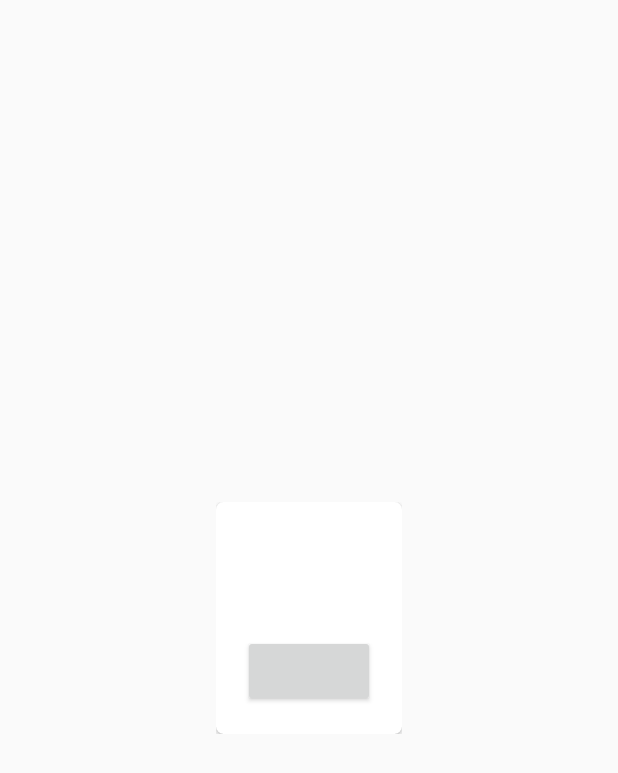
After one commit to Niemeijeren/MobSys-Project, an Android app: the layout popup.xml on its own in the app's theme, with its tools: preview values and no code run, on a phone screen of 412 x 824 dp. The commit adds this screen. Shown: the top 773 px of the screen. Run offline under Robolectric (Android 15) with nearby library versions, the phone set to English and light mode, and no system bars.

Commit message:
Added popup and points

```diff
--- a/app/build.gradle
+++ b/app/build.gradle
@@ -26,6 +26,7 @@ dependencies {
 
     implementation 'androidx.recyclerview:recyclerview:1.1.0'
     implementation 'com.google.android.gms:play-services-maps:17.0.0'
+    implementation 'androidx.cardview:cardview:1.0.0'
     def room_version = "2.2.5"
 
     implementation "androidx.room:room-runtime:$room_version"
@@ -48,4 +49,5 @@ dependencies {
     androidTestImplementation 'androidx.test.espresso:espresso-core:3.2.0'
     implementation 'com.google.android.gms:play-services-location:17.0.0'
     implementation 'com.google.code.gson:gson:2.8.6'
+    implementation 'androidx.cardview:cardview:1.0.0'
 }
--- a/app/src/main/java/com/example/routes/DatabaseHandler.java
+++ b/app/src/main/java/com/example/routes/DatabaseHandler.java
@@ -15,7 +15,7 @@ public abstract class DatabaseHandler extends RoomDatabase {
     public static DatabaseHandler getInstance(Context context) {
         if(instance == null) {
             instance = Room.databaseBuilder(context,
-                    DatabaseHandler.class, "database-name")
+                    DatabaseHandler.class, "Routes database")
                     .allowMainThreadQueries()
                     .fallbackToDestructiveMigration()
                     .build();
--- /dev/null
+++ b/app/src/main/res/layout/popup.xml
@@ -0,0 +1,49 @@
+<?xml version="1.0" encoding="utf-8"?>
+<LinearLayout xmlns:android="http://schemas.android.com/apk/res/android"
+    xmlns:app="http://schemas.android.com/apk/res-auto"
+    android:layout_width="wrap_content"
+    android:layout_height="wrap_content"
+    android:paddingLeft="10dp"
+    android:paddingRight="10dp"
+    android:layout_gravity="center"
+    android:gravity="center">
+
+    <androidx.cardview.widget.CardView
+        android:layout_width="match_parent"
+        android:layout_height="wrap_content"
+        android:layout_gravity="center"
+        app:cardCornerRadius="5dp">
+
+
+    <LinearLayout
+        android:padding="10dp"
+        android:layout_width="match_parent"
+        android:layout_height="match_parent"
+        android:layout_gravity="center"
+        android:orientation="vertical">
+
+        <TextView
+            android:id="@+id/popup_points"
+            android:layout_width="wrap_content"
+            android:layout_height="wrap_content"
+            android:layout_margin="8dp"
+            android:text="" />
+
+        <TextView
+            android:id="@+id/popup_description"
+            android:layout_width="wrap_content"
+            android:layout_height="wrap_content"
+            android:layout_margin="8dp"
+            android:text="" />
+
+        <Button
+            android:id="@+id/popup_button"
+            android:layout_width="wrap_content"
+            android:layout_height="wrap_content"
+            android:layout_margin="8dp"
+            android:text=""/>
+
+    </LinearLayout>
+
+</androidx.cardview.widget.CardView>
+    </LinearLayout>
```
Also changed, not shown: app/src/main/java/com/example/RouteTracking/MedianRoute.java (+42 -20 lines), app/src/main/java/com/example/a02_exercise/LocationService.java (+16 -9 lines), app/src/main/java/com/example/a02_exercise/MainActivity.java (+23 -1 lines), app/src/main/java/com/example/a02_exercise/PopUpClass.java (added, +77 -0 lines), app/src/main/java/com/example/routes/Route.java (+11 -0 lines).
